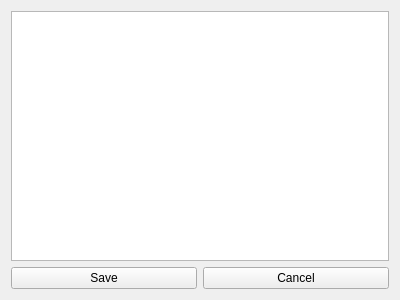
Old version of the form CiaicMemorias/GridEditor.ui in the repository irgNemo/oscarMariscal.
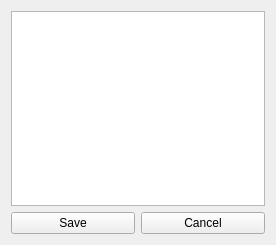
New version of the form.

Diff of the .ui file:
```diff
--- a/CiaicMemorias/GridEditor.ui
+++ b/CiaicMemorias/GridEditor.ui
@@ -6,15 +6,21 @@
    <rect>
     <x>0</x>
     <y>0</y>
-    <width>400</width>
-    <height>300</height>
+    <width>276</width>
+    <height>245</height>
    </rect>
   </property>
+  <property name="sizePolicy">
+   <sizepolicy hsizetype="Minimum" vsizetype="Minimum">
+    <horstretch>0</horstretch>
+    <verstretch>0</verstretch>
+   </sizepolicy>
+  </property>
   <property name="windowTitle">
    <string>Form</string>
   </property>
-  <layout class="QGridLayout" name="gridLayout">
-   <item row="0" column="0">
+  <layout class="QHBoxLayout" name="horizontalLayout_2">
+   <item>
     <layout class="QVBoxLayout" name="verticalLayout">
      <item>
       <widget class="QTableWidget" name="tableWidget">
```
Left out of the diff: 2 changed lines with no effect on the pictures.
